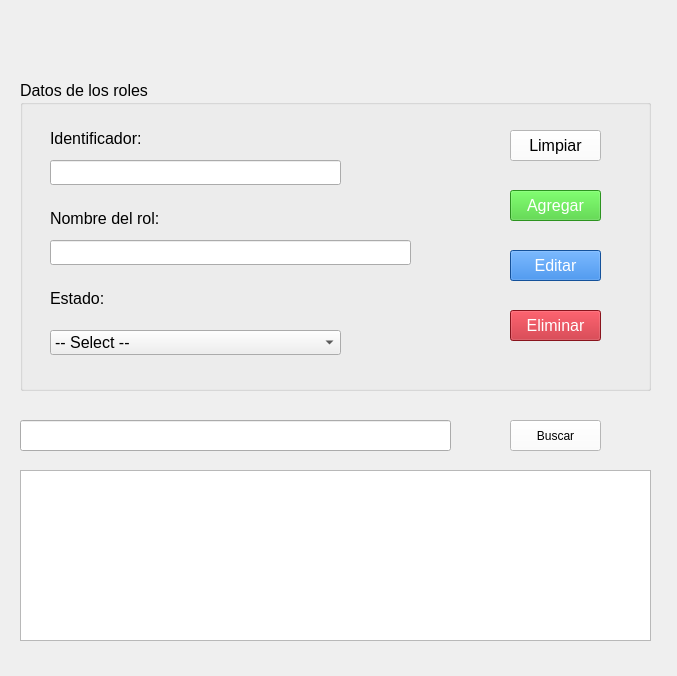
G-Mann00/HR_Seguridad, file vistas/FrmRol.ui: the form before one commit.
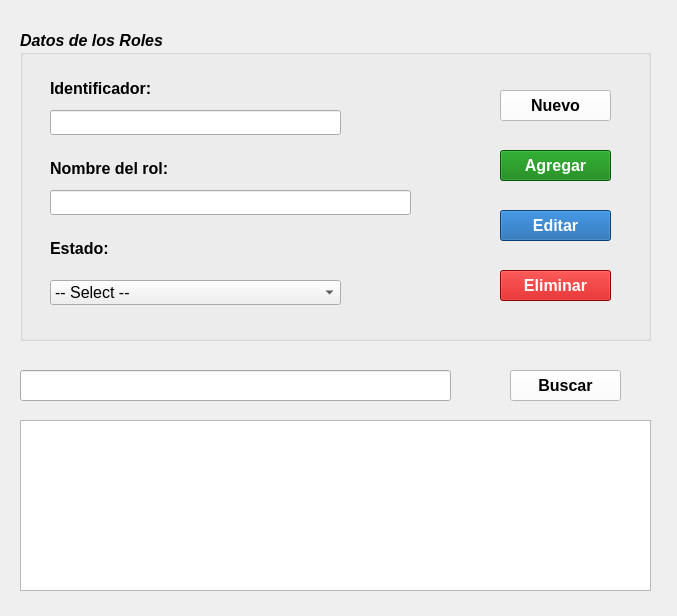
The form after the commit. Icons and pictures are not drawn.

Commit message: Agregadas las vistas Usuarios, Departamentos y Rol. Se eliminaron las vistas Roles.ui y su .py y la vista Usuario.py

Patch:
```diff
--- a/vistas/FrmRol.ui
+++ b/vistas/FrmRol.ui
@@ -7,9 +7,15 @@
     <x>0</x>
     <y>0</y>
     <width>677</width>
-    <height>676</height>
+    <height>616</height>
    </rect>
   </property>
+  <property name="minimumSize">
+   <size>
+    <width>677</width>
+    <height>616</height>
+   </size>
+  </property>
   <property name="windowTitle">
    <string>Gestión de roles</string>
   </property>
@@ -17,7 +23,7 @@
    <property name="geometry">
     <rect>
      <x>20</x>
-     <y>80</y>
+     <y>30</y>
      <width>631</width>
      <height>311</height>
     </rect>
@@ -25,10 +31,14 @@
    <property name="font">
     <font>
      <pointsize>12</pointsize>
+     <weight>75</weight>
+     <italic>true</italic>
+     <bold>true</bold>
+     <kerning>false</kerning>
     </font>
    </property>
    <property name="title">
-    <string>Datos de los roles      </string>
+    <string>Datos de los Roles      </string>
    </property>
    <widget class="QLabel" name="lbl_identificador">
     <property name="geometry">
@@ -42,6 +52,10 @@
     <property name="font">
      <font>
       <pointsize>12</pointsize>
+      <weight>75</weight>
+      <italic>false</italic>
+      <bold>true</bold>
+      <kerning>false</kerning>
      </font>
     </property>
     <property name="text">
@@ -60,6 +74,10 @@
     <property name="font">
      <font>
       <pointsize>12</pointsize>
+      <weight>75</weight>
+      <italic>false</italic>
+      <bold>true</bold>
+      <kerning>false</kerning>
      </font>
     </property>
     <property name="text">
@@ -78,6 +96,10 @@
     <property name="font">
      <font>
       <pointsize>12</pointsize>
+      <weight>75</weight>
+      <italic>false</italic>
+      <bold>true</bold>
+      <kerning>false</kerning>
      </font>
     </property>
     <property name="text">
@@ -93,6 +115,15 @@
       <height>25</height>
      </rect>
     </property>
+    <property name="font">
+     <font>
+      <pointsize>12</pointsize>
+      <weight>50</weight>
+      <italic>false</italic>
+      <bold>false</bold>
+      <kerning>false</kerning>
+     </font>
+    </property>
     <property name="readOnly">
      <bool>true</bool>
     </property>
@@ -106,6 +137,15 @@
       <height>25</height>
      </rect>
     </property>
+    <property name="font">
+     <font>
+      <pointsize>12</pointsize>
+      <weight>50</weight>
+      <italic>false</italic>
+      <bold>false</bold>
+      <kerning>false</kerning>
+     </font>
+    </property>
    </widget>
    <widget class="QComboBox" name="cbx_estado">
     <property name="geometry">
@@ -116,6 +156,15 @@
       <height>25</height>
      </rect>
     </property>
+    <property name="font">
+     <font>
+      <pointsize>12</pointsize>
+      <weight>50</weight>
+      <italic>false</italic>
+      <bold>false</bold>
+      <kerning>false</kerning>
+     </font>
+    </property>
     <property name="toolTip">
      <string>&lt;html&gt;&lt;head/&gt;&lt;body&gt;&lt;p&gt;Select&lt;/p&gt;&lt;p&gt;&lt;br/&gt;&lt;/p&gt;&lt;/body&gt;&lt;/html&gt;</string>
     </property>
@@ -125,94 +174,229 @@
      </property>
     </item>
    </widget>
-   <widget class="QPushButton" name="btn_limpiar">
-    <property name="geometry">
-     <rect>
-      <x>490</x>
-      <y>50</y>
-      <width>91</width>
-      <height>31</height>
-     </rect>
-    </property>
-    <property name="styleSheet">
-     <string notr="true">color: Black;
-background-color:rgb(255, 255, 255)</string>
-    </property>
-    <property name="text">
-     <string>Limpiar</string>
-    </property>
-   </widget>
    <widget class="QPushButton" name="btn_agregar">
     <property name="geometry">
      <rect>
-      <x>490</x>
-      <y>110</y>
-      <width>91</width>
+      <x>480</x>
+      <y>120</y>
+      <width>111</width>
       <height>31</height>
      </rect>
     </property>
+    <property name="minimumSize">
+     <size>
+      <width>111</width>
+      <height>31</height>
+     </size>
+    </property>
+    <property name="font">
+     <font>
+      <pointsize>12</pointsize>
+      <weight>75</weight>
+      <italic>false</italic>
+      <bold>true</bold>
+      <kerning>false</kerning>
+     </font>
+    </property>
+    <property name="toolTip">
+     <string>&lt;html&gt;&lt;head/&gt;&lt;body&gt;&lt;p&gt;&lt;span style=&quot; font-family:'Arial'; font-weight:400; color:#000000; background-color:transparent;&quot;&gt;Crea un registro&lt;/span&gt;&lt;/p&gt;&lt;/body&gt;&lt;/html&gt;</string>
+    </property>
     <property name="styleSheet">
      <string notr="true">color: White;
-background-color:rgb(62, 206, 43)</string>
+background-color:rgb(7,125,8)</string>
     </property>
     <property name="text">
      <string>Agregar</string>
     </property>
+    <property name="icon">
+     <iconset resource="../recursos/iconosBotones.qrc">
+      <normaloff>:/iconosCrud/add40.png</normaloff>:/iconosCrud/add40.png</iconset>
+    </property>
+    <property name="iconSize">
+     <size>
+      <width>20</width>
+      <height>20</height>
+     </size>
+    </property>
+   </widget>
+   <widget class="QPushButton" name="btn_limpiar">
+    <property name="geometry">
+     <rect>
+      <x>480</x>
+      <y>60</y>
+      <width>111</width>
+      <height>31</height>
+     </rect>
+    </property>
+    <property name="minimumSize">
+     <size>
+      <width>111</width>
+      <height>31</height>
+     </size>
+    </property>
+    <property name="font">
+     <font>
+      <pointsize>12</pointsize>
+      <weight>75</weight>
+      <italic>false</italic>
+      <bold>true</bold>
+      <kerning>false</kerning>
+     </font>
+    </property>
+    <property name="toolTip">
+     <string>&lt;html&gt;&lt;head/&gt;&lt;body&gt;&lt;p&gt;&lt;span style=&quot; font-weight:400;&quot;&gt;Limpia los campos del formulario&lt;/span&gt;&lt;/p&gt;&lt;/body&gt;&lt;/html&gt;</string>
+    </property>
+    <property name="styleSheet">
+     <string notr="true">color: Black;
+background-color:white
+</string>
+    </property>
+    <property name="text">
+     <string>Nuevo</string>
+    </property>
+    <property name="icon">
+     <iconset resource="../recursos/iconosBotones.qrc">
+      <normaloff>:/iconosCrud/clean40.png</normaloff>:/iconosCrud/clean40.png</iconset>
+    </property>
+    <property name="iconSize">
+     <size>
+      <width>20</width>
+      <height>20</height>
+     </size>
+    </property>
    </widget>
    <widget class="QPushButton" name="btn_editar">
     <property name="geometry">
      <rect>
-      <x>490</x>
-      <y>170</y>
-      <width>91</width>
+      <x>480</x>
+      <y>180</y>
+      <width>111</width>
       <height>31</height>
      </rect>
     </property>
+    <property name="minimumSize">
+     <size>
+      <width>111</width>
+      <height>31</height>
+     </size>
+    </property>
+    <property name="font">
+     <font>
+      <pointsize>12</pointsize>
+      <weight>75</weight>
+      <italic>false</italic>
+      <bold>true</bold>
+      <kerning>false</kerning>
+     </font>
+    </property>
+    <property name="toolTip">
+     <string>&lt;html&gt;&lt;head/&gt;&lt;body&gt;&lt;p&gt;&lt;a name=&quot;docs-internal-guid-9f32f1a0-7fff-3aa2-c71f-d8139ac015ba&quot;/&gt;&lt;span style=&quot; font-family:'Arial'; font-weight:400; color:#000000; background-color:transparent;&quot;&gt;E&lt;/span&gt;&lt;span style=&quot; font-family:'Arial'; font-weight:400; color:#000000; background-color:transparent;&quot;&gt;dita un registro ya existente&lt;/span&gt;&lt;/p&gt;&lt;/body&gt;&lt;/html&gt;</string>
+    </property>
     <property name="styleSheet">
      <string notr="true">color: White;
-background-color: rgb(28, 113, 216)</string>
+background-color: rgb(12,91,166)</string>
     </property>
     <property name="text">
      <string>Editar</string>
     </property>
+    <property name="icon">
+     <iconset resource="../recursos/iconosBotones.qrc">
+      <normaloff>:/iconosCrud/edit40.png</normaloff>:/iconosCrud/edit40.png</iconset>
+    </property>
+    <property name="iconSize">
+     <size>
+      <width>20</width>
+      <height>20</height>
+     </size>
+    </property>
    </widget>
    <widget class="QPushButton" name="btn_eliminar">
     <property name="geometry">
      <rect>
-      <x>490</x>
-      <y>230</y>
-      <width>91</width>
+      <x>480</x>
+      <y>240</y>
+      <width>111</width>
       <height>31</height>
      </rect>
     </property>
+    <property name="minimumSize">
+     <size>
+      <width>111</width>
+      <height>31</height>
+     </size>
+    </property>
+    <property name="font">
+     <font>
+      <pointsize>12</pointsize>
+      <weight>75</weight>
+      <italic>false</italic>
+      <bold>true</bold>
+      <kerning>false</kerning>
+     </font>
+    </property>
+    <property name="toolTip">
+     <string>&lt;html&gt;&lt;head/&gt;&lt;body&gt;&lt;p&gt;&lt;a name=&quot;docs-internal-guid-bab997e6-7fff-9ebb-1345-25d89d2521de&quot;/&gt;&lt;span style=&quot; font-family:'Arial'; font-weight:400; color:#000000; background-color:transparent;&quot;&gt;E&lt;/span&gt;&lt;span style=&quot; font-family:'Arial'; font-weight:400; color:#000000; background-color:transparent;&quot;&gt;limina un registro&lt;/span&gt;&lt;/p&gt;&lt;/body&gt;&lt;/html&gt;</string>
+    </property>
     <property name="styleSheet">
      <string notr="true">color: White;
-background-color: rgb(192, 28, 40)</string>
+background-color: rgb(201,0,0)</string>
     </property>
     <property name="text">
      <string>Eliminar</string>
     </property>
+    <property name="icon">
+     <iconset resource="../recursos/iconosBotones.qrc">
+      <normaloff>:/iconosCrud/delete40.png</normaloff>:/iconosCrud/delete40.png</iconset>
+    </property>
+    <property name="iconSize">
+     <size>
+      <width>20</width>
+      <height>20</height>
+     </size>
+    </property>
    </widget>
   </widget>
   <widget class="QLineEdit" name="le_buscador">
    <property name="geometry">
     <rect>
      <x>20</x>
-     <y>420</y>
+     <y>370</y>
      <width>431</width>
      <height>31</height>
     </rect>
    </property>
+   <property name="font">
+    <font>
+     <pointsize>12</pointsize>
+    </font>
+   </property>
+  </widget>
+  <widget class="QTableView" name="tv_rol">
+   <property name="geometry">
+    <rect>
+     <x>20</x>
+     <y>420</y>
+     <width>631</width>
+     <height>171</height>
+    </rect>
+   </property>
   </widget>
   <widget class="QPushButton" name="btn_buscar">
    <property name="geometry">
     <rect>
      <x>510</x>
-     <y>420</y>
-     <width>91</width>
+     <y>370</y>
+     <width>111</width>
      <height>31</height>
     </rect>
    </property>
+   <property name="font">
+    <font>
+     <pointsize>12</pointsize>
+     <weight>75</weight>
+     <bold>true</bold>
+    </font>
+   </property>
    <property name="styleSheet">
     <string notr="true">color: Black;
 background-color: rgb(255, 255, 255)</string>
@@ -220,15 +404,15 @@
    <property name="text">
     <string>Buscar</string>
    </property>
-  </widget>
-  <widget class="QTableView" name="tv_rol">
-   <property name="geometry">
-    <rect>
-     <x>20</x>
-     <y>470</y>
-     <width>631</width>
-     <height>171</height>
-    </rect>
+   <property name="icon">
+    <iconset resource="../recursos/iconosBotones.qrc">
+     <normaloff>:/iconosCrud/search40.png</normaloff>:/iconosCrud/search40.png</iconset>
+   </property>
+   <property name="iconSize">
+    <size>
+     <width>20</width>
+     <height>20</height>
+    </size>
    </property>
   </widget>
  </widget>
```
Left out of the diff: 11 changed lines with no effect on the pictures. The commit also changes 8 other files.
